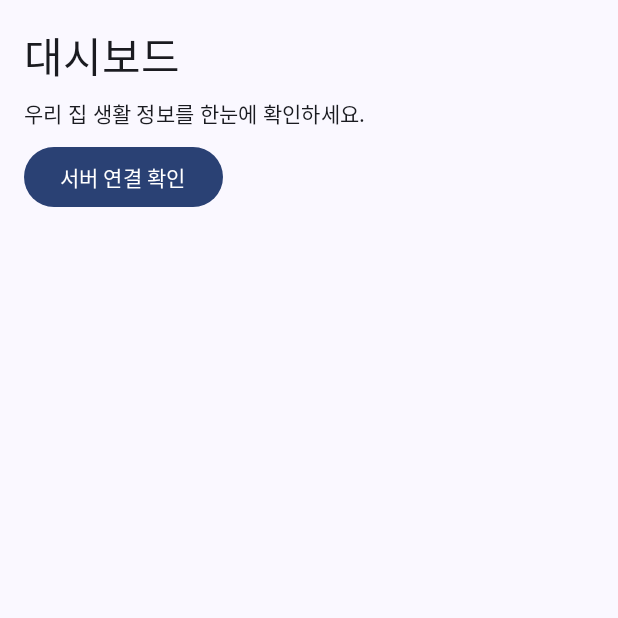
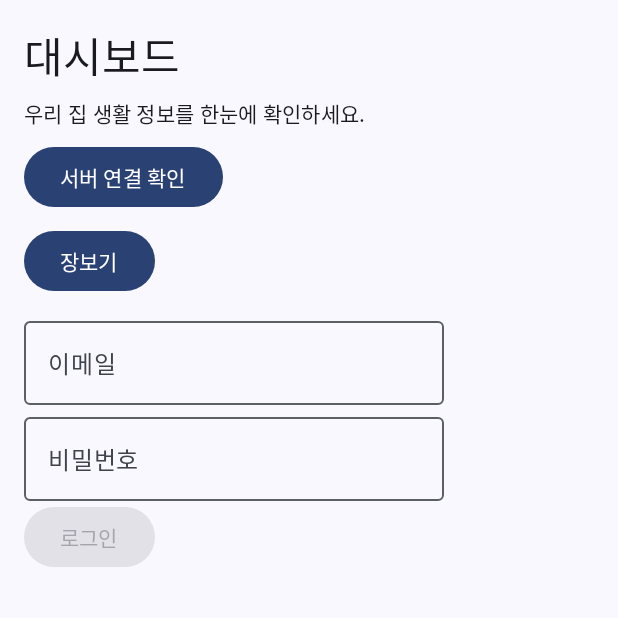
Before and after one commit to kaejungPark/MyHome-Android, an Android app built with Jetpack Compose: the screen it shows after launch (MainActivity), on a phone screen of 412 x 824 dp, the top half of it. Run offline under Robolectric (Android 15) with nearby library versions, the phone set to English and light mode, and no system bars.

Commit message:
feat: 안드로이드 로그인 및 장보기 목록 조회 연동

```diff
--- a/app/src/debug/AndroidManifest.xml
+++ b/app/src/debug/AndroidManifest.xml
@@ -1,7 +1,10 @@
 <?xml version="1.0" encoding="utf-8"?>
 <manifest xmlns:android="http://schemas.android.com/apk/res/android">
 
-    <!-- 개발용 앱에서 PC의 Spring Boot 서버에 HTTP로 접속할 수 있게 한다. -->
+    <!-- 개발용 앱이 로컬 네트워크에 있는 PC의 백엔드에 접속할 때 필요한 권한이다. -->
+    <uses-permission android:name="android.permission.ACCESS_LOCAL_NETWORK" />
+
+    <!-- 개발 PC의 Spring Boot 서버에 HTTP로 접속할 수 있게 한다. -->
     <application android:usesCleartextTraffic="true" />
 
 </manifest>
--- a/app/src/main/java/com/myhome/android/DashboardScreen.kt
+++ b/app/src/main/java/com/myhome/android/DashboardScreen.kt
@@ -79,10 +79,18 @@ fun DashboardScreen(
             Text(if (checking) "연결 확인 중…" else "서버 연결 확인")
         }
 
-        // 응답이 도착한 뒤 결과 문구를 보여준다.
+        // 서버 연결 결과를 한 번만 표시한다.
         if (connectionMessage.isNotEmpty()) {
             Text(text = connectionMessage)
         }
+
+        // 장보기 버튼을 누르면 MainActivity가 장보기 화면을 연다.
+        Button(onClick = onOpenShopping) {
+            Text("장보기")
+        }
+
+        // 장보기 버튼 아래에 이메일과 비밀번호 입력란을 표시한다.
+        LoginForm()
     }
 }
 
--- /dev/null
+++ b/app/src/main/java/com/myhome/android/LoginForm.kt
@@ -0,0 +1,103 @@
+package com.myhome.android
+
+import androidx.compose.foundation.layout.Column
+import androidx.compose.foundation.text.KeyboardOptions
+import androidx.compose.material3.Button
+import androidx.compose.material3.OutlinedTextField
+import androidx.compose.material3.Text
+import androidx.compose.runtime.Composable
+import androidx.compose.runtime.getValue
+import androidx.compose.runtime.mutableStateOf
+import androidx.compose.runtime.remember
+import androidx.compose.runtime.rememberCoroutineScope
+import androidx.compose.runtime.setValue
+import androidx.compose.ui.text.input.KeyboardType
+import androidx.compose.ui.text.input.PasswordVisualTransformation
+import kotlinx.coroutines.CancellationException
+import kotlinx.coroutines.launch
+import java.io.IOException
+
+// 이메일과 비밀번호를 입력받아 로그인하고, 결과를 버튼 아래에 표시하는 화면이다.
+@Composable
+fun LoginForm() {
+    // 버튼을 눌렀을 때 로그인 요청을 시작한다. 화면을 벗어나면 요청 작업도 취소된다.
+    val scope = rememberCoroutineScope()
+
+    // remember는 입력할 때마다 화면이 다시 그려져도 입력값을 유지한다.
+    var email by remember { mutableStateOf("") }
+    var password by remember { mutableStateOf("") }
+
+    // submitting은 요청 진행 여부, message는 화면에 보여줄 결과 문구다.
+    var submitting by remember { mutableStateOf(false) }
+    var message by remember { mutableStateOf("") }
+
+    // 이메일 입력란, 비밀번호 입력란, 로그인 버튼을 위에서 아래로 배치한다.
+    Column {
+        // 이메일을 입력하면 변경된 값이 email에 저장된다.
+        OutlinedTextField(
+            value = email,
+            onValueChange = { email = it },
+            label = { Text("이메일") },
+            singleLine = true,
+            enabled = !submitting,
+            keyboardOptions = KeyboardOptions(keyboardType = KeyboardType.Email)
+        )
+
+        // 비밀번호는 입력한 그대로 저장하고 화면에서는 글자를 가려서 보여준다.
+        OutlinedTextField(
+            value = password,
+            onValueChange = { password = it },
+            label = { Text("비밀번호") },
+            singleLine = true,
+            enabled = !submitting,
+            visualTransformation = PasswordVisualTransformation(),
+            keyboardOptions = KeyboardOptions(keyboardType = KeyboardType.Password)
+        )
+
+        Button(
+            // 두 항목을 모두 입력해야 버튼이 활성화된다. 요청 중에는 중복 클릭을 막는다.
+            enabled = email.isNotBlank() && password.isNotEmpty() && !submitting,
+            onClick = {
+                // 새 요청을 시작할 때 이전 결과 문구를 지운다.
+                submitting = true
+                message = ""
+
+                // suspend 함수인 AuthApi.login()을 호출하기 위해 코루틴을 시작한다.
+                scope.launch {
+                    try {
+                        // 로그인에 성공하면 비밀번호 변경이 필요한지 Boolean 값으로 돌려받는다.
+                        val needsPasswordChange = AuthApi.login(email, password)
+                        password = ""
+
+                        // 임시 비밀번호로 로그인한 경우에는 변경 안내를 보여준다.
+                        message = if (needsPasswordChange) {
+                            "임시 비밀번호로 로그인했습니다. 새 비밀번호로 변경해 주세요."
+                        } else {
+                            "로그인되었습니다."
+                        }
+                    } catch (e: CancellationException) {
+                        // 화면 이동으로 작업이 취소되면 코루틴이 종료되도록 예외를 다시 전달한다.
+                        throw e
+                    } catch (e: IOException) {
+                        // 로그인 거부 또는 연결 실패 시 AuthApi에서 전달한 메시지를 보여준다.
+                        message = e.localizedMessage ?: "서버 연결을 확인해 주세요."
+                    } catch (e: org.json.JSONException) {
+                        // 서버 응답에서 필요한 로그인 정보를 읽지 못한 경우다.
+                        message = "서버의 로그인 응답을 읽을 수 없습니다."
+                    } finally {
+                        // 요청이 끝나면 다시 입력하고 로그인할 수 있도록 잠금을 푼다.
+                        submitting = false
+                    }
+                }
+            }
+        ) {
+            // 서버 응답을 기다리는 동안 버튼 문구를 바꾼다.
+            Text(if (submitting) "로그인 중…" else "로그인")
+        }
+
+        // 결과 문구가 생기면 로그인 버튼 아래에 표시한다.
+        if (message.isNotEmpty()) {
+            Text(message)
+        }
+    }
+}
--- a/app/src/main/java/com/myhome/android/MainActivity.kt
+++ b/app/src/main/java/com/myhome/android/MainActivity.kt
@@ -41,9 +41,8 @@ class MainActivity : ComponentActivity() {
 
                     // showShopping 값이 바뀌면 Compose가 해당하는 화면을 표시한다.
                     if (showShopping) {
-                        ShoppingScreen(
-                            // API 연결 전에는 빈 목록을 전달한다. 연결 후에는 서버에서 조회한 목록을 넣는다.
-                            shoppingItems = emptyList(),
+                        // 장보기 화면을 열 때 서버에서 현재 로그인한 계정의 목록을 조회한다.
+                        ShoppingRoute(
                             onBack = { showShopping = false },
                             modifier = screenModifier
                         )
```
Also changed, not shown: app/src/main/java/com/myhome/android/AuthApi.kt (+146 -0 lines), app/src/main/java/com/myhome/android/ShoppingScreen.kt (+69 -5 lines).
